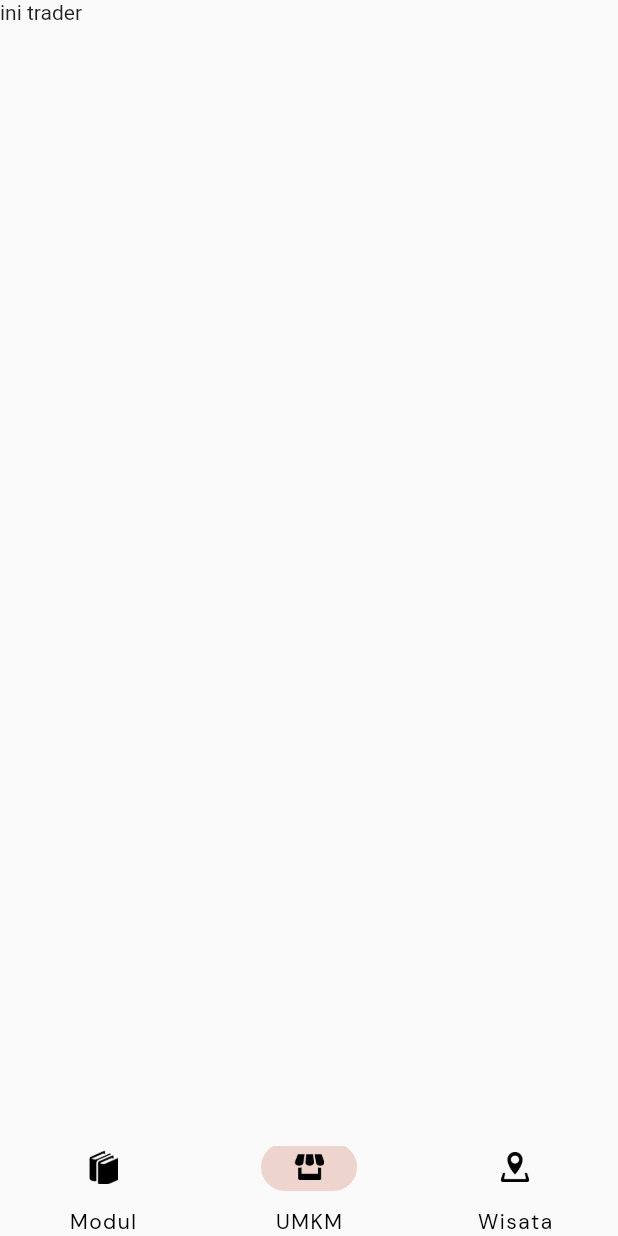
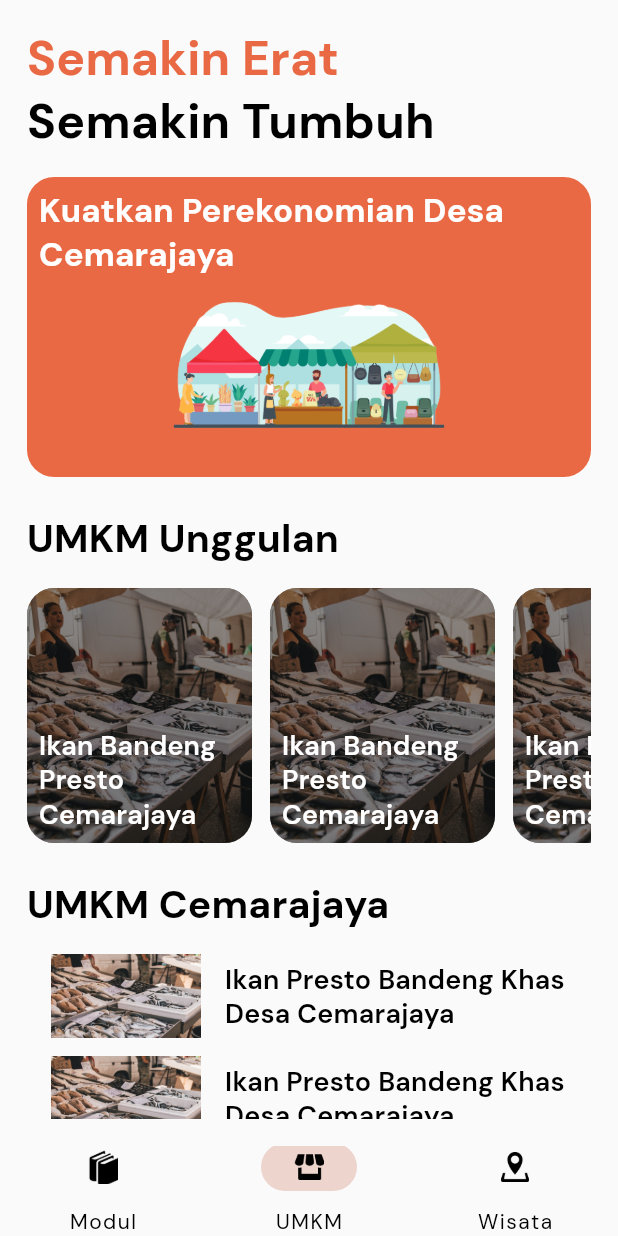
Before and after one commit to Bintaaaa/kkn_desa_cemarajaya, a Flutter app: the screen it shows after launch, item 2 of the bottom bar chosen, on a phone screen of 412 x 824 dp. Run offline on Flutter 3.47's test engine with Material 2 defaults, Android fonts, the phone set to English and light mode, and no system bars; our stand-ins replace flutter_bloc, get_it, google_fonts; statements that could not run were skipped.

Commit message:
trader screen ui

```diff
--- a/features/trader/lib/ui/trader_screen.dart
+++ b/features/trader/lib/ui/trader_screen.dart
@@ -1,3 +1,5 @@
+import 'package:common/constants/app_color.dart';
+import 'package:common/constants/app_text_style.dart';
 import 'package:flutter/material.dart';
 
 class TraderScreen extends StatelessWidget {
@@ -7,7 +9,162 @@ class TraderScreen extends StatelessWidget {
   Widget build(BuildContext context) {
     return Scaffold(
       body: SafeArea(
-        child: Text("ini trader"),
+        child: Container(
+          margin: const EdgeInsets.all(18.0),
+          child: SingleChildScrollView(
+            child: Column(
+              crossAxisAlignment: CrossAxisAlignment.start,
+              children: [
+                titleHeadingUmkm(),
+                const SizedBox(
+                  height: 16.0,
+                ),
+                bannerTrader(),
+                const SizedBox(
+                  height: 24.0,
+                ),
+                Text(
+                  'UMKM Unggulan',
+                  style: AppTextStyle.kHeading4,
+                ),
+                const SizedBox(
+                  height: 16.0,
+                ),
+                listFavUmkm(),
+                const SizedBox(
+                  height: 24.0,
+                ),
+                Text(
+                  'UMKM Cemarajaya',
+                  style: AppTextStyle.kHeading4,
+                ),
+                const SizedBox(
+                  height: 16.0,
+                ),
+                SizedBox(
+                  height: 1350,
+                  child: ListView.builder(
+                    scrollDirection: Axis.vertical,
+                    physics: const NeverScrollableScrollPhysics(),
+                    itemCount: 20,
+                    itemBuilder: (BuildContext ctxt, int index) {
+                      return Container(
+                        margin: const EdgeInsets.only(bottom: 12.0),
+                        child: ListTile(
+                          leading: Image.asset(
+                            'assets/fish_umkm.jpg',
+                            width: 100,
+                            fit: BoxFit.cover,
+                          ),
+                          title: Text(
+                            'Ikan Presto Bandeng Khas Desa Cemarajaya',
+                            style: AppTextStyle.kSubtutle2,
+                          ),
+                        ),
+                      );
+                    },
+                  ),
+                ),
+              ],
+            ),
+          ),
+        ),
+      ),
+    );
+  }
+
+  Row listFavUmkm() {
+    return Row(
+      mainAxisAlignment: MainAxisAlignment.spaceBetween,
+      children: <Widget>[
+        Expanded(
+          child: SizedBox(
+            height: 170.0,
+            child: ListView.builder(
+              scrollDirection: Axis.horizontal,
+              itemCount: 4,
+              itemBuilder: (BuildContext ctxt, int index) {
+                return card_umkm();
+              },
+            ),
+          ),
+        ),
+      ],
+    );
+  }
+
+  InkWell card_umkm() {
+    return InkWell(
+      onTap: () {},
+      child: Stack(
+        children: [
+          Container(
+            alignment: Alignment.bottomLeft,
+            padding: const EdgeInsets.all(8.0),
+            margin: const EdgeInsets.only(right: 12.0),
+            width: 150,
+            decoration: const BoxDecoration(
+              color: AppColor.blackColor,
+              borderRadius: BorderRadius.all(
+                Radius.circular(18.0),
+              ),
+              image: DecorationImage(
+                image: AssetImage(
+                  "assets/fish_umkm.jpg",
+                ),
+                opacity: 0.55,
+                fit: BoxFit.cover,
+              ),
+            ),
+            child: Text(
+              "Ikan Bandeng Presto Cemarajaya",
+              style: AppTextStyle.kSubtutle2.copyWith(
+                color: AppColor.secondaryColor,
+              ),
+            ),
+          ),
+        ],
+      ),
+    );
+  }
+
+  Container bannerTrader() {
+    return Container(
+      height: 200,
+      padding: const EdgeInsets.all(8.0),
+      decoration: BoxDecoration(
+        color: AppColor.primaryColor,
+        borderRadius: BorderRadius.circular(18.0),
+      ),
+      child: Column(
+        children: [
+          Text(
+            'Kuatkan Perekonomian Desa Cemarajaya',
+            style:
+                AppTextStyle.kHeading5.copyWith(color: AppColor.secondaryColor),
+          ),
+          Expanded(
+            child: Image.asset("assets/trader.png"),
+          )
+        ],
+      ),
+    );
+  }
+
+  RichText titleHeadingUmkm() {
+    return RichText(
+      text: TextSpan(
+        children: [
+          TextSpan(
+            text: 'Semakin Erat \n',
+            style:
+                AppTextStyle.kHeading3.copyWith(color: AppColor.primaryColor),
+          ),
+          TextSpan(
+            text: 'Semakin Tumbuh',
+            style: AppTextStyle.kHeading3,
+          ),
+        ],
       ),
     );
   }
--- a/features/trader/pubspec.yaml
+++ b/features/trader/pubspec.yaml
@@ -1,6 +1,7 @@
 name: trader
 description: A new Flutter package project.
 version: 0.0.1
+publish_to: none
 homepage:
 
 environment:
@@ -10,6 +11,8 @@ environment:
 dependencies:
   flutter:
     sdk: flutter
+  common:
+    path: ../../shared_libraries/common
 
 dev_dependencies:
   flutter_test:
```
